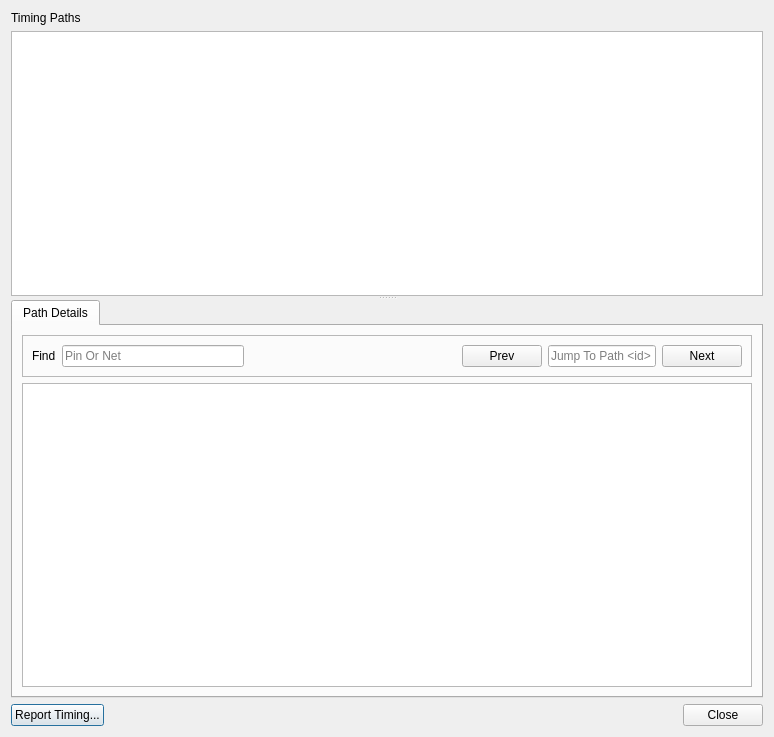
First picture: the form in src/gui/ui/timingDebug.ui, repository cunqinglan/OpenROAD_LRF, before the edit.
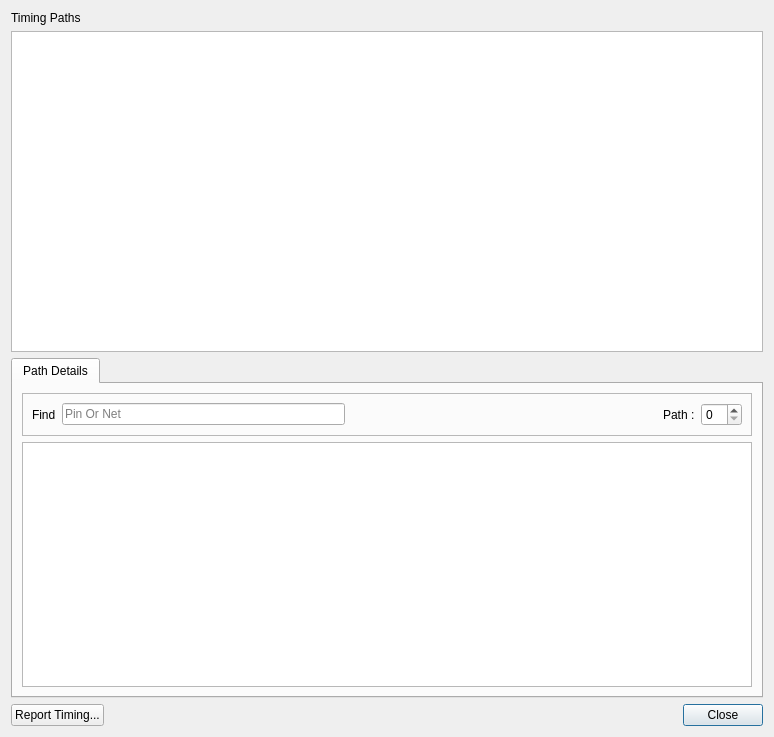
Second picture: the form after the edit.

```diff
--- a/src/gui/ui/timingDebug.ui
+++ b/src/gui/ui/timingDebug.ui
@@ -15,11 +15,6 @@
   </property>
   <layout class="QGridLayout" name="gridLayout_2">
    <item row="0" column="0">
-    <widget class="QSplitter" name="splitter">
-     <property name="orientation">
-      <enum>Qt::Vertical</enum>
-     </property>
-     <widget class="QWidget" name="layoutWidget">
       <layout class="QVBoxLayout" name="verticalLayout_5">
        <item>
         <layout class="QVBoxLayout" name="verticalLayout_4">
@@ -46,10 +41,8 @@
         <layout class="QVBoxLayout" name="verticalLayout_6"/>
        </item>
       </layout>
-     </widget>
-     <widget class="QWidget" name="layoutWidget">
-      <layout class="QVBoxLayout" name="verticalLayout_3">
-       <item>
+   </item>
+   <item row="1" column="0">
         <widget class="QTabWidget" name="tabWidget">
          <property name="currentIndex">
           <number>0</number>
@@ -69,8 +62,6 @@
              </property>
              <layout class="QGridLayout" name="gridLayout_6">
               <item row="0" column="0">
-               <layout class="QHBoxLayout" name="horizontalLayout_6">
-                <item>
                  <layout class="QHBoxLayout" name="horizontalLayout_4">
                   <item>
                    <widget class="QLabel" name="label">
@@ -91,58 +82,30 @@
                   </item>
                  </layout>
                 </item>
-                <item>
+          <item row="0" column="1">
                  <spacer name="horizontalSpacer">
                   <property name="orientation">
                    <enum>Qt::Horizontal</enum>
                   </property>
                   <property name="sizeHint" stdset="0">
                    <size>
-                    <width>158</width>
+              <width>303</width>
                     <height>20</height>
                    </size>
                   </property>
                  </spacer>
                 </item>
+          <item row="0" column="2">
+           <layout class="QHBoxLayout" name="horizontalLayout">
                 <item>
-                 <layout class="QHBoxLayout" name="horizontalLayout_3">
-                  <item>
-                   <widget class="QPushButton" name="prevPathBtn">
-                    <property name="focusPolicy">
-                     <enum>Qt::ClickFocus</enum>
-                    </property>
+             <widget class="QLabel" name="label_2">
                     <property name="text">
-                     <string>Prev</string>
-                    </property>
-                    <property name="autoDefault">
-                     <bool>false</bool>
-                    </property>
+               <string>Path :</string>
+              </property>
                    </widget>
                   </item>
                   <item>
-                   <widget class="QLineEdit" name="jumpToPathEdit">
-                    <property name="focusPolicy">
-                     <enum>Qt::StrongFocus</enum>
-                    </property>
-                    <property name="placeholderText">
-                     <string>Jump To Path &lt;id&gt;</string>
-                    </property>
-                   </widget>
-                  </item>
-                  <item>
-                   <widget class="QPushButton" name="nextPathBtn">
-                    <property name="focusPolicy">
-                     <enum>Qt::ClickFocus</enum>
-                    </property>
-                    <property name="text">
-                     <string>Next</string>
-                    </property>
-                    <property name="autoDefault">
-                     <bool>false</bool>
-                    </property>
-                   </widget>
-                  </item>
-                 </layout>
+             <widget class="QSpinBox" name="pathIdSpinBox"/>
                 </item>
                </layout>
               </item>
@@ -166,7 +129,7 @@
          </widget>
         </widget>
        </item>
-       <item>
+   <item row="2" column="0">
         <layout class="QHBoxLayout" name="horizontalLayout_5">
          <item>
           <widget class="QPushButton" name="timingReportBtn">
@@ -176,6 +139,9 @@
            <property name="text">
             <string>Report Timing...</string>
            </property>
+       <property name="autoDefault">
+        <bool>false</bool>
+       </property>
           </widget>
          </item>
          <item>
@@ -202,10 +168,6 @@
           </widget>
          </item>
         </layout>
-       </item>
-      </layout>
-     </widget>
-    </widget>
    </item>
   </layout>
  </widget>
```
Left out of the diff: 14 changed lines with no effect on the pictures. Lines whose indentation alone changed are shown as unchanged.
